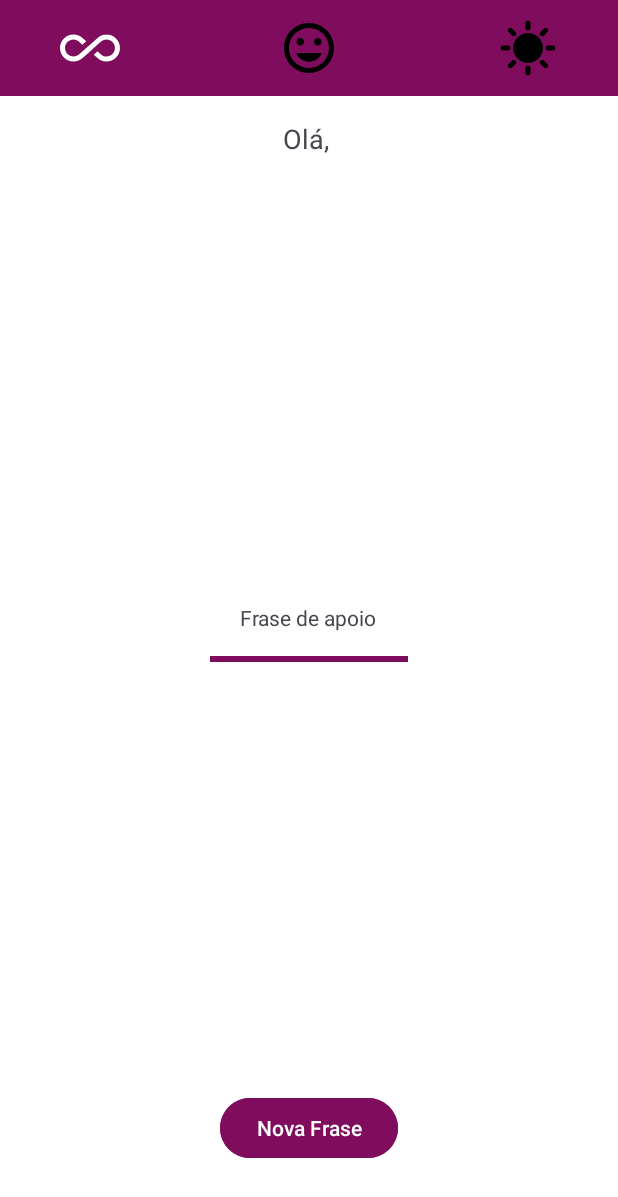
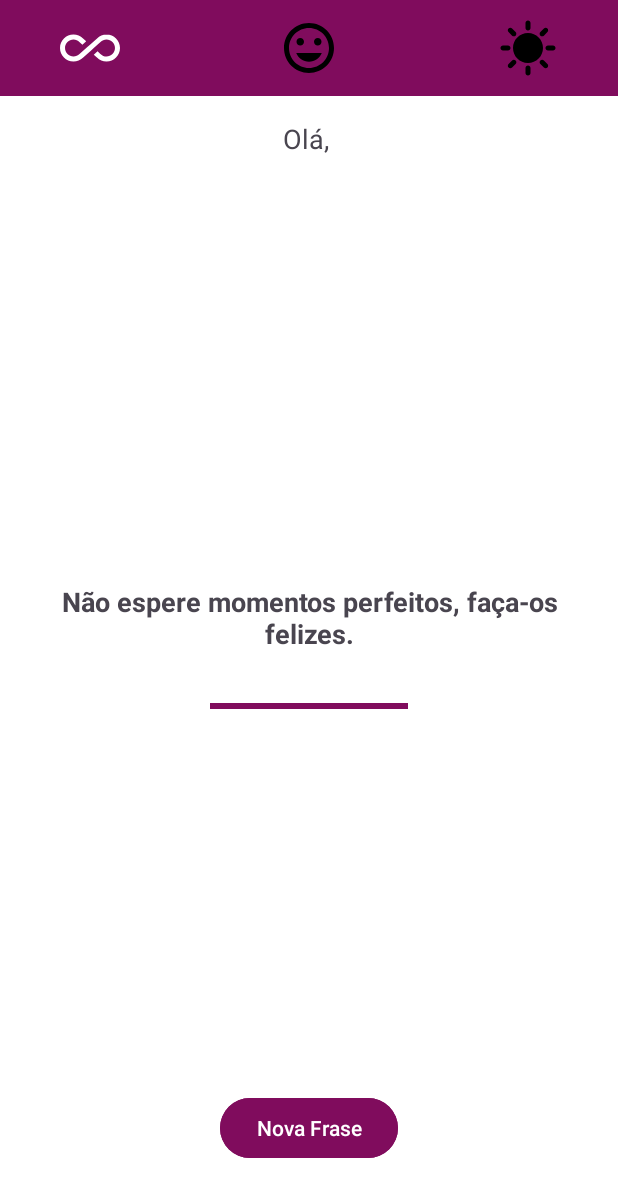
Before and after one commit to andrepps22/AppMotivation, an Android app: the HomeActivity screen opened directly, with no data from a screen before it, on a phone screen of 412 x 824 dp. Shown: the top 1197 px of the screen. Run offline under Robolectric (Android 15) with nearby library versions, the phone set to English and light mode, and no system bars.

Commit message:
Adicionado funcionalidades das frases.

```diff
--- a/app/src/main/java/com/example/motivation/data/PhraseRepository.kt
+++ b/app/src/main/java/com/example/motivation/data/PhraseRepository.kt
@@ -2,8 +2,7 @@ package com.example.motivation.data
 
 import com.example.motivation.utils.AppConsts
 
-
-data class Phrase(val description:String, val filter: Int)
+data class Phrase(val description:String, val category: Int)
 
 class PhraseRepository {
     val listOfPhrase = listOf(
@@ -31,4 +30,18 @@ class PhraseRepository {
         Phrase("O calor do sol aquece até os sonhos adormecidos.", AppConsts.FILTER.SUNNY),
         Phrase("A luz que você procura lá fora também está dentro de você.", AppConsts.FILTER.SUNNY)
     )
+
+    fun getPhrase(filter: Int): String{
+
+        if ( filter != AppConsts.FILTER.ALL){
+            val phrase = listOfPhrase.filter { it.category == filter}
+            val rand = phrase.indices.random()
+            return phrase[rand].description
+        } else {
+            val phrase = listOfPhrase
+            val rand = phrase.indices.random()
+            return phrase[rand].description
+        }
+
+    }
 }
--- a/app/src/main/java/com/example/motivation/ui/HomeActivity.kt
+++ b/app/src/main/java/com/example/motivation/ui/HomeActivity.kt
@@ -1,19 +1,25 @@
 package com.example.motivation.ui
 
 import android.os.Bundle
+import android.view.View
+import android.widget.Toast
 import androidx.activity.enableEdgeToEdge
 import androidx.appcompat.app.AppCompatActivity
+import androidx.core.content.ContextCompat
 import androidx.core.view.ViewCompat
 import androidx.core.view.WindowInsetsCompat
 import com.example.motivation.R
+import com.example.motivation.data.PhraseRepository
 import com.example.motivation.data.SharedPreferences
 import com.example.motivation.databinding.ActivityHomeBinding
 import com.example.motivation.databinding.ActivityMainBinding
 import com.example.motivation.utils.AppConsts
 
-class HomeActivity : AppCompatActivity() {
+class HomeActivity : AppCompatActivity(), View.OnClickListener {
     private lateinit var binding: ActivityHomeBinding
     private lateinit var sharedPreferences: SharedPreferences
+    private var phrase = PhraseRepository()
+    private val happy = AppConsts.FILTER.ALL
 
     override fun onCreate(savedInstanceState: Bundle?) {
         super.onCreate(savedInstanceState)
@@ -21,17 +27,62 @@ class HomeActivity : AppCompatActivity() {
         binding = ActivityHomeBinding.inflate(layoutInflater)
         sharedPreferences = SharedPreferences(this)
 
-        setContentView(binding.main)
+        setContentView(binding.root)
         ViewCompat.setOnApplyWindowInsetsListener(binding.main) { v, insets ->
             val systemBars = insets.getInsets(WindowInsetsCompat.Type.systemBars())
             v.setPadding(systemBars.left, systemBars.top, systemBars.right, systemBars.bottom)
             insets
         }
+        getPhrase(happy)
         getInformations()
+        setListenes()
     }
 
-    private fun getInformations(){
+
+    override fun onClick(v: View) {
+        /*binding.imageviewHappy.setColorFilter(ContextCompat.getColor(this, R.color.black))
+        binding.imageviewAll.setColorFilter(ContextCompat.getColor(this, R.color.black))
+        binding.imageviewSunny.setColorFilter(ContextCompat.getColor(this, R.color.black))*/
+
+        val filtes = listOf(
+            R.id.imageview_all,
+            R.id.imageview_happy,
+            R.id.imageview_sunny
+        )
+
+        if (v.id == R.id.btn_new_phrase) {
+            getPhrase(happy)
+        } else if (v.id in filtes) {
+
+            when(v.id){
+                R.id.imageview_all -> {
+                    binding.imageviewAll.setColorFilter(ContextCompat.getColor(this, R.color.white))
+                }
+                R.id.imageview_happy -> {
+                    binding.imageviewHappy.setColorFilter(ContextCompat.getColor(this, R.color.white))
+                }
+                R.id.imageview_sunny -> {
+                    binding.imageviewSunny.setColorFilter(ContextCompat.getColor(this, R.color.white))
+                }
+            }
+        }
+    }
+
+    private fun setListenes(){
+        binding.btnNewPhrase.setOnClickListener(this)
+        binding.imageviewAll.setOnClickListener(this)
+        binding.imageviewHappy.setOnClickListener(this)
+        binding.imageviewSunny.setOnClickListener(this)
+
+    }
+
+    private fun getInformations() {
         val nome = sharedPreferences.getPreferences(AppConsts.KEY.NOME_KEY)
         binding.textviewGreet.text = "Olá, $nome"
     }
+
+    private fun getPhrase(filter: Int) {
+        binding.textviewFrasemotivacional.text = phrase.getPhrase(filter)
+    }
+
 }
--- a/app/src/main/java/com/example/motivation/ui/MainActivity.kt
+++ b/app/src/main/java/com/example/motivation/ui/MainActivity.kt
@@ -24,7 +24,7 @@ class MainActivity : AppCompatActivity(), View.OnClickListener {
         binding = ActivityMainBinding.inflate(layoutInflater)
         sharedPreferences = SharedPreferences(this)
 
-        setContentView(binding.main)
+        setContentView(binding.root)
         ViewCompat.setOnApplyWindowInsetsListener(binding.main) { v, insets ->
             val systemBars = insets.getInsets(WindowInsetsCompat.Type.systemBars())
             v.setPadding(systemBars.left, systemBars.top, systemBars.right, systemBars.bottom)
--- a/app/src/main/java/com/example/motivation/utils/AppConsts.kt
+++ b/app/src/main/java/com/example/motivation/utils/AppConsts.kt
@@ -9,6 +9,7 @@ class AppConsts private constructor(){
     }
 
     object FILTER{
+        const val ALL = 0
         const val HAPPY = 1
         const val SUNNY = 2
     }
--- a/app/src/main/res/layout/activity_home.xml
+++ b/app/src/main/res/layout/activity_home.xml
@@ -22,6 +22,7 @@
         android:background="@color/white" />
 
     <ImageView
+        android:id="@+id/imageview_all"
         android:layout_width="40dp"
         android:layout_height="40dp"
         android:layout_alignTop="@id/view_menu"
@@ -32,6 +33,7 @@
         android:src="@drawable/ic_infinity" />
 
     <ImageView
+        android:id="@+id/imageview_happy"
         android:layout_width="40dp"
         android:layout_height="40dp"
         android:layout_alignTop="@id/view_menu"
@@ -41,6 +43,7 @@
         android:src="@drawable/ic_favorite" />
 
     <ImageView
+        android:id="@+id/imageview_sunny"
         android:layout_width="40dp"
         android:layout_height="40dp"
         android:layout_alignTop="@id/view_menu"
@@ -65,18 +68,23 @@
         android:layout_width="wrap_content"
         android:layout_height="wrap_content"
         android:layout_centerInParent="true"
+        android:layout_margin="18dp"
+        android:textSize="18sp"
+        android:gravity="center"
+        android:textStyle="bold"
         android:text="@string/msg_frase_de_apoio" />
 
     <View
+        android:layout_width="132dp"
+        android:layout_height="4dp"
+        android:layout_below="@id/textview_frasemotivacional"
         android:layout_centerHorizontal="true"
         android:layout_marginTop="16dp"
-        android:layout_below="@id/textview_frasemotivacional"
-        android:background="@color/wine"
-        android:layout_width="132dp"
-        android:layout_height="4dp"/>
+        android:background="@color/wine" />
 
 
     <Button
+        android:id="@+id/btn_new_phrase"
         android:layout_width="wrap_content"
         android:layout_height="wrap_content"
         android:layout_alignBottom="@id/view_body"
--- a/gradle/libs.versions.toml
+++ b/gradle/libs.versions.toml
@@ -1,5 +1,5 @@
 [versions]
-agp = "8.7.3"
+agp = "8.8.0"
 kotlin = "1.9.24"
 coreKtx = "1.16.0"
 junit = "4.13.2"
```
Also changed, not shown: gradle/wrapper/gradle-wrapper.properties.
